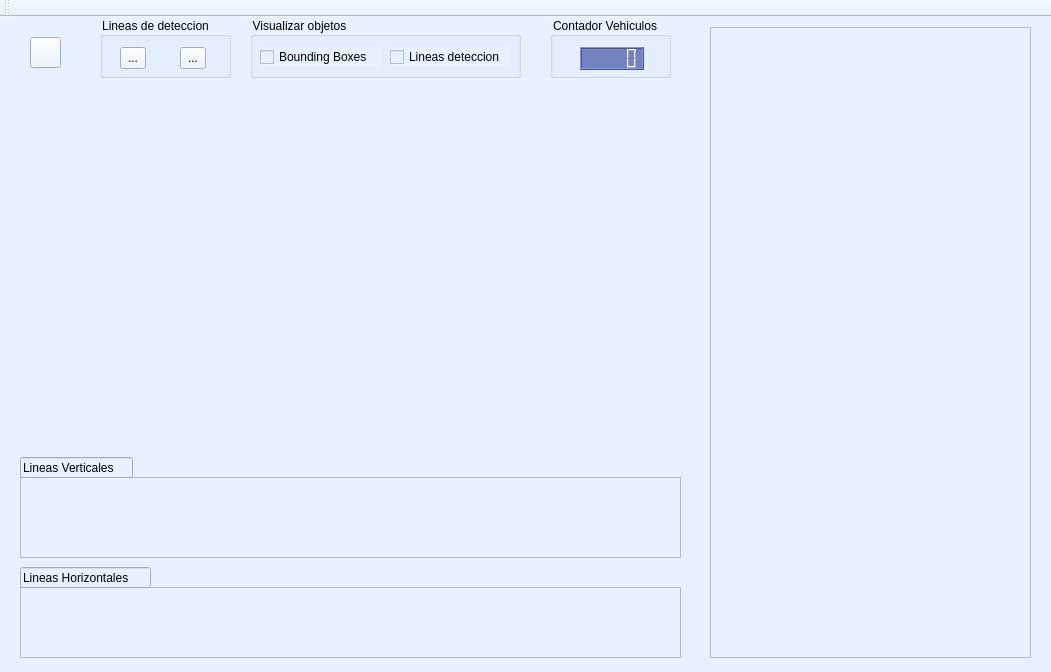
Old version of the form window_aerialCarDetection/AerialDetectionMainFrame.ui in the repository Eufalo/Visio.
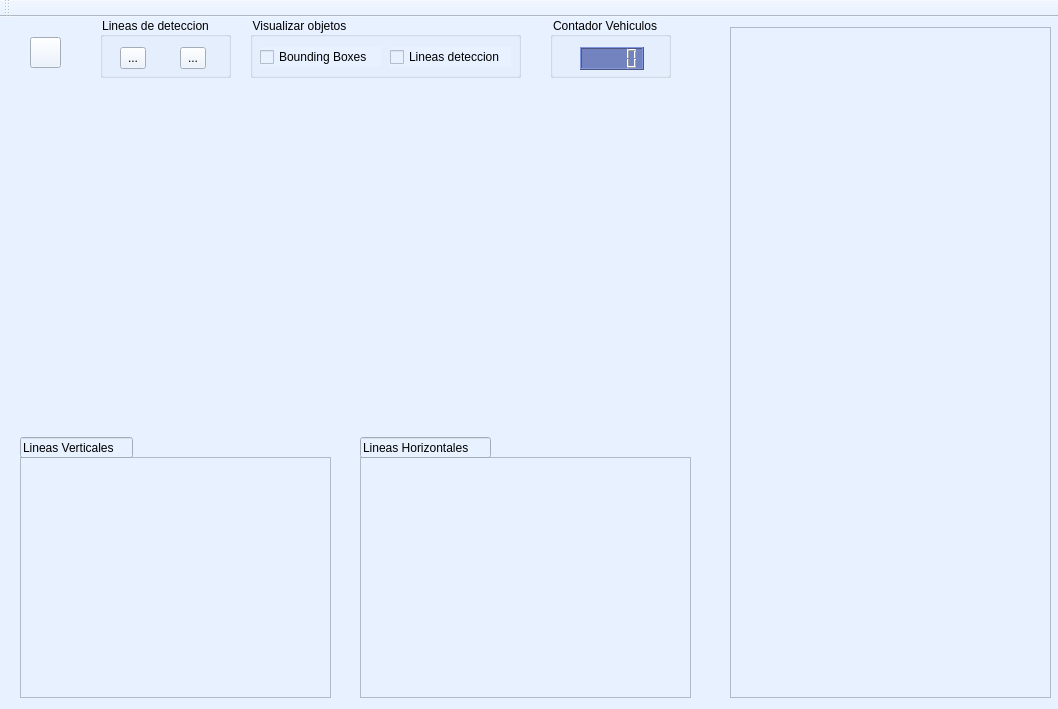
New version of the form. Icons and pictures are not drawn.

```diff
--- a/window_aerialCarDetection/AerialDetectionMainFrame.ui
+++ b/window_aerialCarDetection/AerialDetectionMainFrame.ui
@@ -6,8 +6,8 @@
    <rect>
     <x>0</x>
     <y>0</y>
-    <width>1051</width>
-    <height>672</height>
+    <width>1058</width>
+    <height>709</height>
    </rect>
   </property>
   <property name="windowTitle">
@@ -112,10 +112,10 @@
    <widget class="QTableWidget" name="tableCarDetect">
     <property name="geometry">
      <rect>
-      <x>710</x>
+      <x>730</x>
       <y>10</y>
       <width>321</width>
-      <height>631</height>
+      <height>671</height>
      </rect>
     </property>
    </widget>
@@ -123,19 +123,19 @@
     <property name="geometry">
      <rect>
       <x>20</x>
-      <y>460</y>
-      <width>661</width>
-      <height>81</height>
+      <y>440</y>
+      <width>311</width>
+      <height>241</height>
      </rect>
     </property>
    </widget>
    <widget class="QTableWidget" name="tableHline">
     <property name="geometry">
      <rect>
-      <x>20</x>
-      <y>570</y>
-      <width>661</width>
-      <height>71</height>
+      <x>360</x>
+      <y>440</y>
+      <width>331</width>
+      <height>241</height>
      </rect>
     </property>
    </widget>
@@ -143,7 +143,7 @@
     <property name="geometry">
      <rect>
       <x>20</x>
-      <y>440</y>
+      <y>420</y>
       <width>113</width>
       <height>21</height>
      </rect>
@@ -155,8 +155,8 @@
    <widget class="QLineEdit" name="lineEdit_2">
     <property name="geometry">
      <rect>
-      <x>20</x>
-      <y>550</y>
+      <x>360</x>
+      <y>420</y>
       <width>131</width>
       <height>21</height>
      </rect>
@@ -195,7 +195,7 @@
     <property name="geometry">
      <rect>
       <x>30</x>
-      <y>80</y>
+      <y>70</y>
       <width>671</width>
       <height>331</height>
      </rect>
```
Left out of the diff: 2 changed lines with no effect on the pictures.
